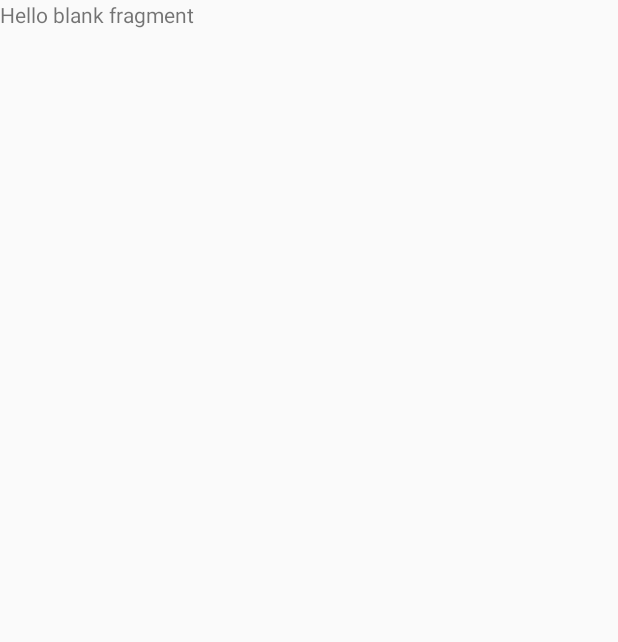
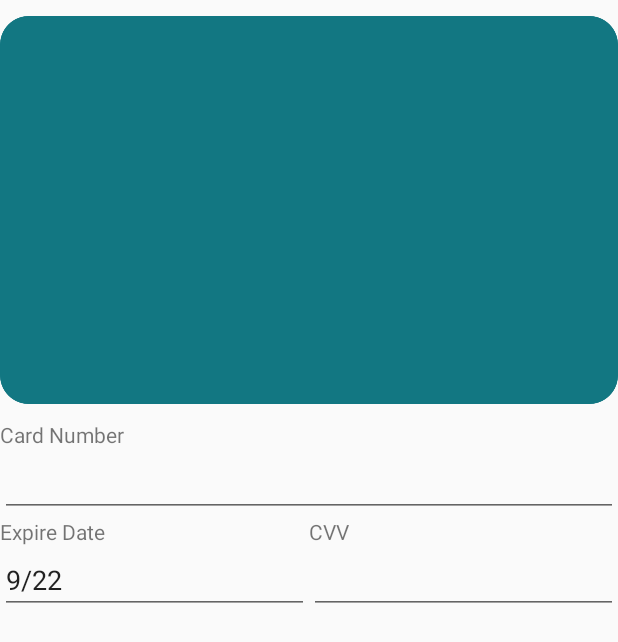
Before and after one commit to Cyl3el2Cleal2/SaveMyCards, an Android app: the ViewCardFragment screen opened through its navigation route, on a phone screen of 412 x 824 dp. Before the commit the part shown is almost empty. Shown: the top 642 px of the screen. Run offline under Robolectric (Android 15) with nearby library versions, the phone set to English and light mode, and no system bars; our stand-ins replace data binding.

Commit message:
Update Fragment ViewCard

```diff
--- a/app/src/main/java/buu/s59160937/savemycards/CardAdapter.kt
+++ b/app/src/main/java/buu/s59160937/savemycards/CardAdapter.kt
@@ -44,5 +44,7 @@ class ViewHolder(view: View) : RecyclerView.ViewHolder(view) {
             }
 
         }
+
+
     }
 }
--- a/app/src/main/res/layout/fragment_login.xml
+++ b/app/src/main/res/layout/fragment_login.xml
@@ -31,7 +31,7 @@
         <ImageView
             android:id="@+id/logoImg"
             android:layout_width="wrap_content"
-            android:layout_height="247dp"
+            android:layout_height="240dp"
             android:layout_marginStart="16dp"
             android:layout_marginTop="24dp"
             android:layout_marginEnd="16dp"
--- a/app/src/main/res/layout/fragment_view_card.xml
+++ b/app/src/main/res/layout/fragment_view_card.xml
@@ -1,14 +1,86 @@
 <?xml version="1.0" encoding="utf-8"?>
-<FrameLayout xmlns:android="http://schemas.android.com/apk/res/android"
+<LinearLayout xmlns:android="http://schemas.android.com/apk/res/android"
+    xmlns:app="http://schemas.android.com/apk/res-auto"
     xmlns:tools="http://schemas.android.com/tools"
     android:layout_width="match_parent"
     android:layout_height="match_parent"
-    tools:context=".ViewCardFragment">
+    android:orientation="vertical"
+    android:weightSum="2"
+    tools:context=".AddCardFragment">
 
-    <!-- TODO: Update blank fragment layout -->
+
+    <ImageView
+        android:id="@+id/imageView2"
+        android:layout_width="match_parent"
+        android:layout_height="280dp"
+        android:src="@drawable/cardbackground" />
+
     <TextView
         android:layout_width="match_parent"
-        android:layout_height="match_parent"
-        android:text="@string/hello_blank_fragment" />
+        android:layout_height="wrap_content"
+        android:text="@string/card_number" />
 
-</FrameLayout>
+    <EditText
+        android:id="@+id/cardNumber"
+        android:focusable="false"
+        android:layout_width="match_parent"
+        android:layout_height="wrap_content"
+        android:ems="10"
+        android:inputType="textPersonName"
+        android:text=""
+        tools:text="9999-9999-9999-9999"/>
+
+    <LinearLayout
+        android:layout_width="match_parent"
+        android:layout_height="wrap_content"
+        android:layout_weight="1"
+        android:orientation="horizontal">
+
+
+        <LinearLayout
+            android:layout_width="0dp"
+            android:layout_height="wrap_content"
+            android:layout_weight=".5"
+            android:orientation="vertical">
+
+            <TextView
+                android:layout_width="wrap_content"
+                android:layout_height="wrap_content"
+                android:text="@string/expire_date" />
+
+            <EditText
+                android:id="@+id/editText"
+                android:layout_width="wrap_content"
+                android:layout_height="wrap_content"
+                android:layout_weight="1"
+                android:focusable="false"
+                android:ems="10"
+                android:inputType="textPersonName"
+                android:text="9/22" />
+        </LinearLayout>
+
+        <LinearLayout
+            android:layout_width="0dp"
+            android:layout_height="wrap_content"
+            android:layout_weight=".5"
+            android:orientation="vertical">
+
+            <TextView
+                android:layout_width="wrap_content"
+                android:layout_height="wrap_content"
+                android:text="@string/cvv" />
+
+            <EditText
+                android:id="@+id/editText3"
+                android:layout_width="wrap_content"
+                android:layout_height="wrap_content"
+                android:layout_weight="1"
+                android:focusable="false"
+                android:ems="10"
+                android:inputType="textPersonName"
+                android:text=""
+                tools:text="987"/>
+        </LinearLayout>
+    </LinearLayout>
+
+</LinearLayout>
```
